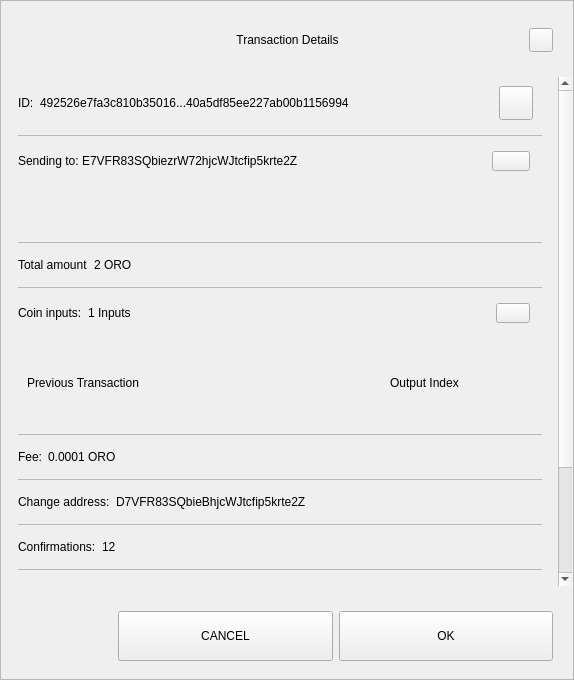
ORO-mlm/ORO-Core, file src/qt/oro/forms/sendconfirmdialog.ui: the form before one commit.
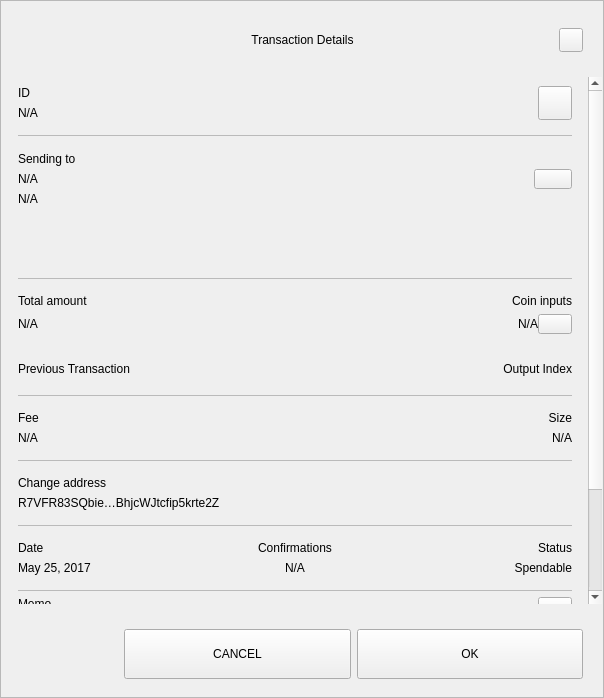
The form after the commit.

Patch:
```diff
--- a/src/qt/oro/forms/sendconfirmdialog.ui
+++ b/src/qt/oro/forms/sendconfirmdialog.ui
@@ -6,8 +6,8 @@
    <rect>
     <x>0</x>
     <y>0</y>
-    <width>574</width>
-    <height>680</height>
+    <width>604</width>
+    <height>698</height>
    </rect>
   </property>
   <property name="sizePolicy">
@@ -18,7 +18,7 @@
   </property>
   <property name="minimumSize">
    <size>
-    <width>574</width>
+    <width>580</width>
     <height>500</height>
    </size>
   </property>
@@ -181,7 +181,7 @@
         <property name="minimumSize">
          <size>
           <width>0</width>
-          <height>0</height>
+          <height>450</height>
          </size>
         </property>
         <layout class="QVBoxLayout" name="verticalLayout_4">
@@ -218,8 +218,8 @@
              <rect>
               <x>0</x>
               <y>0</y>
-              <width>556</width>
-              <height>672</height>
+              <width>586</width>
+              <height>700</height>
              </rect>
             </property>
             <property name="autoFillBackground">
@@ -263,10 +263,15 @@
                 </property>
                 <item>
                  <widget class="QWidget" name="contentID" native="true">
-                  <layout class="QHBoxLayout" name="horizontalLayout_12" stretch="0,1,0">
+                  <layout class="QHBoxLayout" name="horizontalLayout_12" stretch="0,0">
                    <property name="leftMargin">
                     <number>0</number>
                    </property>
+                   <property name="rightMargin">
+                    <number>0</number>
+                   </property>
+                   <item>
+                    <layout class="QVBoxLayout" name="contentID_int">
                    <item>
                     <widget class="QLabel" name="labelId">
                      <property name="maximumSize">
@@ -276,16 +281,18 @@
                       </size>
                      </property>
                      <property name="text">
-                      <string>ID:</string>
+                        <string>ID</string>
                      </property>
                     </widget>
                    </item>
                    <item>
                     <widget class="QLabel" name="textId">
                      <property name="text">
-                      <string>492526e7fa3c810b35016...40a5df85ee227ab00b1156994</string>
-                     </property>
-                    </widget>
+                        <string notr="true">N/A</string>
+                       </property>
+                      </widget>
+                     </item>
+                    </layout>
                    </item>
                    <item>
                     <widget class="QPushButton" name="pushCopy">
@@ -335,16 +342,36 @@
                  </widget>
                 </item>
                 <item>
-                 <widget class="QWidget" name="contentOutputs" native="true">
-                  <layout class="QHBoxLayout" name="horizontalLayout_11" stretch="0,3,0">
+                 <widget class="QWidget" name="contentOutputsLabel" native="true">
+                  <layout class="QHBoxLayout" name="horizontalLayout_11" stretch="0,0">
                    <property name="spacing">
+                    <number>6</number>
+                   </property>
+                   <property name="leftMargin">
                     <number>0</number>
                    </property>
+                   <property name="topMargin">
+                    <number>9</number>
+                   </property>
+                   <property name="rightMargin">
+                    <number>0</number>
+                   </property>
+                   <property name="bottomMargin">
+                    <number>9</number>
+                   </property>
+                   <item>
+                    <layout class="QVBoxLayout" name="contentOutputsLabel_int">
                    <property name="leftMargin">
                     <number>0</number>
                    </property>
+                     <property name="topMargin">
+                      <number>1</number>
+                     </property>
                    <property name="rightMargin">
-                    <number>12</number>
+                      <number>6</number>
+                     </property>
+                     <property name="bottomMargin">
+                      <number>1</number>
                    </property>
                    <item>
                     <widget class="QLabel" name="labelSend">
@@ -355,16 +382,43 @@
                       </size>
                      </property>
                      <property name="text">
-                      <string>Sending to: </string>
+                        <string>Sending to</string>
+                       </property>
+                      </widget>
+                     </item>
+                     <item>
+                      <widget class="QWidget" name="widget" native="true">
+                       <layout class="QVBoxLayout" name="verticalLayout_6">
+                        <property name="leftMargin">
+                         <number>0</number>
+                        </property>
+                        <property name="topMargin">
+                         <number>0</number>
+                        </property>
+                        <property name="rightMargin">
+                         <number>0</number>
+                        </property>
+                        <property name="bottomMargin">
+                         <number>0</number>
+                        </property>
+                        <item>
+                         <widget class="QLabel" name="textSendLabel">
+                          <property name="text">
+                           <string notr="true">N/A</string>
                      </property>
                     </widget>
                    </item>
                    <item>
                     <widget class="QLabel" name="textSend">
                      <property name="text">
-                      <string>E7VFR83SQbiezrW72hjcWJtcfip5krte2Z </string>
-                     </property>
-                    </widget>
+                           <string notr="true">N/A</string>
+                          </property>
+                         </widget>
+                        </item>
+                       </layout>
+                      </widget>
+                     </item>
+                    </layout>
                    </item>
                    <item>
                     <widget class="QPushButton" name="pushOutputs">
@@ -415,7 +469,7 @@
                     <rect>
                      <x>0</x>
                      <y>0</y>
-                     <width>522</width>
+                     <width>552</width>
                      <height>48</height>
                     </rect>
                    </property>
@@ -444,12 +498,31 @@
                  </widget>
                 </item>
                 <item>
-                 <widget class="QWidget" name="contentAmount" native="true">
-                  <layout class="QHBoxLayout" name="horizontalLayout_4" stretch="0,1">
+                 <widget class="QWidget" name="gridAmounts" native="true">
+                  <layout class="QGridLayout" name="contentAmountInputs">
                    <property name="leftMargin">
                     <number>0</number>
                    </property>
-                   <item>
+                   <property name="topMargin">
+                    <number>9</number>
+                   </property>
+                   <property name="rightMargin">
+                    <number>0</number>
+                   </property>
+                   <property name="bottomMargin">
+                    <number>9</number>
+                   </property>
+                   <property name="horizontalSpacing">
+                    <number>12</number>
+                   </property>
+                   <item row="1" column="0">
+                    <widget class="QLabel" name="textAmount">
+                     <property name="text">
+                      <string notr="true">N/A</string>
+                     </property>
+                    </widget>
+                   </item>
+                   <item row="0" column="0">
                     <widget class="QLabel" name="labelAmount">
                      <property name="maximumSize">
                       <size>
@@ -462,42 +535,7 @@
                      </property>
                     </widget>
                    </item>
-                   <item>
-                    <widget class="QLabel" name="textAmount">
-                     <property name="text">
-                      <string>2 ORO</string>
-                     </property>
-                    </widget>
-                   </item>
-                  </layout>
-                 </widget>
-                </item>
-                <item>
-                 <widget class="QLabel" name="labelDivider6">
-                  <property name="maximumSize">
-                   <size>
-                    <width>16777215</width>
-                    <height>1</height>
-                   </size>
-                  </property>
-                  <property name="styleSheet">
-                   <string notr="true">background-color:#bababa;</string>
-                  </property>
-                  <property name="text">
-                   <string/>
-                  </property>
-                 </widget>
-                </item>
-                <item>
-                 <widget class="QWidget" name="contentInputs" native="true">
-                  <layout class="QHBoxLayout" name="horizontalLayout" stretch="0,2,0">
-                   <property name="leftMargin">
-                    <number>0</number>
-                   </property>
-                   <property name="rightMargin">
-                    <number>12</number>
-                   </property>
-                   <item>
+                   <item row="0" column="3">
                     <widget class="QLabel" name="labelInputs">
                      <property name="sizePolicy">
                       <sizepolicy hsizetype="Minimum" vsizetype="Preferred">
@@ -512,14 +550,22 @@
                       </size>
                      </property>
                      <property name="text">
-                      <string>Coin inputs:</string>
+                      <string>Coin inputs</string>
+                     </property>
+                     <property name="alignment">
+                      <set>Qt::AlignRight|Qt::AlignTrailing|Qt::AlignVCenter</set>
                      </property>
                     </widget>
                    </item>
+                   <item row="1" column="3">
+                    <layout class="QHBoxLayout" name="horizontalLayout">
                    <item>
                     <widget class="QLabel" name="textInputs">
                      <property name="text">
-                      <string>1 Inputs</string>
+                        <string notr="true">N/A</string>
+                       </property>
+                       <property name="alignment">
+                        <set>Qt::AlignRight|Qt::AlignTrailing|Qt::AlignVCenter</set>
                      </property>
                     </widget>
                    </item>
@@ -534,6 +580,9 @@
                      <property name="focusPolicy">
                       <enum>Qt::NoFocus</enum>
                      </property>
+                       <property name="layoutDirection">
+                        <enum>Qt::LeftToRight</enum>
+                       </property>
                      <property name="styleSheet">
                       <string notr="true"/>
                      </property>
@@ -543,9 +592,11 @@
                     </widget>
                    </item>
                   </layout>
+                   </item>
+                  </layout>
                  </widget>
                 </item>
-                <item>
+                <item alignment="Qt::AlignTop">
                  <widget class="QFrame" name="gridInputs">
                   <property name="sizePolicy">
                    <sizepolicy hsizetype="Preferred" vsizetype="MinimumExpanding">
@@ -556,16 +607,44 @@
                   <property name="minimumSize">
                    <size>
                     <width>0</width>
-                    <height>90</height>
+                    <height>40</height>
                    </size>
                   </property>
-                  <layout class="QGridLayout" name="gridLayoutInput" columnstretch="5,2" rowminimumheight="0">
+                  <property name="lineWidth">
+                   <number>0</number>
+                  </property>
+                  <layout class="QGridLayout" name="gridLayoutInput" columnstretch="5,0">
                    <property name="sizeConstraint">
                     <enum>QLayout::SetMaximumSize</enum>
                    </property>
+                   <property name="leftMargin">
+                    <number>0</number>
+                   </property>
+                   <property name="rightMargin">
+                    <number>0</number>
+                   </property>
                    <property name="verticalSpacing">
                     <number>0</number>
                    </property>
+                   <item row="0" column="1">
+                    <widget class="QLabel" name="labelOutputIndex">
+                     <property name="layoutDirection">
+                      <enum>Qt::LeftToRight</enum>
+                     </property>
+                     <property name="text">
+                      <string>Output Index</string>
+                     </property>
+                     <property name="textFormat">
+                      <enum>Qt::AutoText</enum>
+                     </property>
+                     <property name="alignment">
+                      <set>Qt::AlignRight|Qt::AlignTrailing|Qt::AlignVCenter</set>
+                     </property>
+                     <property name="margin">
+                      <number>0</number>
+                     </property>
+                    </widget>
+                   </item>
                    <item row="0" column="0" alignment="Qt::AlignLeft">
                     <widget class="QLabel" name="labelTitlePrevTx">
                      <property name="text">
@@ -573,16 +652,6 @@
                      </property>
                     </widget>
                    </item>
-                   <item row="0" column="1" alignment="Qt::AlignLeft">
-                    <widget class="QLabel" name="labelOutputIndex">
-                     <property name="text">
-                      <string>Output Index</string>
-                     </property>
-                     <property name="alignment">
-                      <set>Qt::AlignCenter</set>
-                     </property>
-                    </widget>
-                   </item>
                   </layout>
                  </widget>
                 </item>
@@ -603,9 +672,19 @@
                  </widget>
                 </item>
                 <item>
-                 <widget class="QWidget" name="contentFee" native="true">
-                  <layout class="QHBoxLayout" name="horizontalLayout_7" stretch="0,1">
-                   <property name="leftMargin">
+                 <layout class="QHBoxLayout" name="contentFeeSize">
+                  <property name="topMargin">
+                   <number>9</number>
+                  </property>
+                  <property name="bottomMargin">
+                   <number>9</number>
+                  </property>
+                  <item>
+                   <layout class="QVBoxLayout" name="contentFee">
+                    <property name="topMargin">
+                     <number>0</number>
+                    </property>
+                    <property name="bottomMargin">
                     <number>0</number>
                    </property>
                    <item>
@@ -617,22 +696,64 @@
                       </size>
                      </property>
                      <property name="text">
-                      <string>Fee:</string>
+                       <string>Fee</string>
                      </property>
                     </widget>
                    </item>
                    <item>
                     <widget class="QLabel" name="textFee">
                      <property name="text">
-                      <string>0.0001 ORO</string>
+                       <string notr="true">N/A</string>
                      </property>
                     </widget>
                    </item>
                   </layout>
+                  </item>
+                  <item>
+                   <widget class="QWidget" name="contentSize" native="true">
+                    <layout class="QVBoxLayout" name="contentSize_layout">
+                     <property name="topMargin">
+                      <number>0</number>
+                     </property>
+                     <property name="rightMargin">
+                      <number>0</number>
+                     </property>
+                     <property name="bottomMargin">
+                      <number>0</number>
+                     </property>
+                     <item>
+                      <widget class="QLabel" name="labelSize">
+                       <property name="maximumSize">
+                        <size>
+                         <width>16777215</width>
+                         <height>16777215</height>
+                        </size>
+                       </property>
+                       <property name="text">
+                        <string>Size</string>
+                       </property>
+                       <property name="alignment">
+                        <set>Qt::AlignRight|Qt::AlignTrailing|Qt::AlignVCenter</set>
+                       </property>
                  </widget>
                 </item>
                 <item>
-                 <widget class="QLabel" name="labelDivider2">
+                      <widget class="QLabel" name="textSize">
+                       <property name="text">
+                        <string notr="true">N/A</string>
+                       </property>
+                       <property name="alignment">
+                        <set>Qt::AlignRight|Qt::AlignTrailing|Qt::AlignVCenter</set>
+                       </property>
+                      </widget>
+                     </item>
+                    </layout>
+                   </widget>
+                  </item>
+                 </layout>
+                </item>
+                <item>
+                 <widget class="QLabel" name="labelDividerFeeSize">
                   <property name="maximumSize">
                    <size>
                     <width>16777215</width>
@@ -649,10 +770,19 @@
                 </item>
                 <item>
                  <widget class="QWidget" name="contentChangeAddress" native="true">
-                  <layout class="QHBoxLayout" name="horizontalLayout_6" stretch="0,1">
+                  <layout class="QVBoxLayout" name="contentChangeAddress_layout">
                    <property name="leftMargin">
                     <number>0</number>
                    </property>
+                   <property name="topMargin">
+                    <number>9</number>
+                   </property>
+                   <property name="rightMargin">
+                    <number>0</number>
+                   </property>
+                   <property name="bottomMargin">
+                    <number>9</number>
+                   </property>
                    <item>
                     <widget class="QLabel" name="labelChange">
                      <property name="maximumSize">
@@ -662,14 +792,14 @@
                       </size>
                      </property>
                      <property name="text">
-                      <string>Change address:</string>
+                      <string>Change address</string>
                      </property>
                     </widget>
                    </item>
                    <item>
                     <widget class="QLabel" name="textChange">
                      <property name="text">
-                      <string>D7VFR83SQbieBhjcWJtcfip5krte2Z </string>
+                      <string>R7VFR83SQbie…BhjcWJtcfip5krte2Z </string>
                      </property>
                     </widget>
                    </item>
@@ -693,12 +823,25 @@
                  </widget>
                 </item>
                 <item>
-                 <widget class="QWidget" name="contentConfirmations" native="true">
-                  <layout class="QHBoxLayout" name="horizontalLayout_8" stretch="0,1">
+                 <widget class="QWidget" name="gridConfDateStatus" native="true">
+                  <layout class="QGridLayout" name="contentConfDateStatus">
                    <property name="leftMargin">
                     <number>0</number>
                    </property>
-                   <item>
+                   <property name="rightMargin">
+                    <number>0</number>
+                   </property>
+                   <item row="1" column="3">
+                    <widget class="QLabel" name="textStatus">
+                     <property name="text">
+                      <string>Spendable</string>
+                     </property>
+                     <property name="alignment">
+                      <set>Qt::AlignRight|Qt::AlignTrailing|Qt::AlignVCenter</set>
+                     </property>
+                    </widget>
+                   </item>
+                   <item row="0" column="1">
                     <widget class="QLabel" name="labelConfirmations">
                      <property name="maximumSize">
                       <size>
@@ -707,88 +850,40 @@
                       </size>
                      </property>
                      <property name="text">
-                      <string>Confirmations:</string>
+                      <string>Confirmations</string>
                      </property>
+                     <property name="alignment">
+                      <set>Qt::AlignCenter</set>
+                     </property>
                     </widget>
                    </item>
-                   <item>
+                   <item row="0" column="3">
+                    <widget class="QLabel" name="labelStatus">
+                     <property name="maximumSize">
+                      <size>
+                       <width>16777215</width>
+                       <height>16777215</height>
+                      </size>
+                     </property>
+                     <property name="text">
+                      <string>Status</string>
+                     </property>
+                     <property name="alignment">
+                      <set>Qt::AlignRight|Qt::AlignTrailing|Qt::AlignVCenter</set>
+                     </property>
+                    </widget>
+                   </item>
+                   <item row="1" column="1">
                     <widget class="QLabel" name="textConfirmations">
                      <property name="text">
-                      <string>12</string>
+                      <string notr="true">N/A</string>
                      </property>
-                    </widget>
-                   </item>
-                  </layout>
-                 </widget>
-                </item>
-                <item>
-                 <widget class="QLabel" name="labelDivider7">
-                  <property name="maximumSize">
-                   <size>
-                    <width>16777215</width>
-                    <height>1</height>
-                   </size>
-                  </property>
-                  <property name="styleSheet">
-                   <string notr="true">background-color:#bababa;</string>
-                  </property>
-                  <property name="text">
-                   <string/>
-                  </property>
-                 </widget>
-                </item>
-                <item>
-                 <widget class="QWidget" name="contentSize" native="true">
-                  <layout class="QHBoxLayout" name="horizontalLayout_9" stretch="0,1">
-                   <property name="leftMargin">
-                    <number>0</number>
-                   </property>
-                   <item>
-                    <widget class="QLabel" name="labelSize">
-                     <property name="maximumSize">
-                      <size>
-                       <width>16777215</width>
-                       <height>16777215</height>
-                      </size>
-                     </property>
-                     <property name="text">
-                      <string>Size:</string>
-                     </property>
-                    </widget>
-                   </item>
-                   <item>
-                    <widget class="QLabel" name="textSize">
-                     <property name="text">
-                      <string>2 kB</string>
-                     </property>
-                    </widget>
-                   </item>
-                  </layout>
-                 </widget>
-                </item>
-                <item>
-                 <widget class="QLabel" name="labelDivider3">
-                  <property name="maximumSize">
-                   <size>
-                    <width>16777215</width>
-                    <height>1</height>
-                   </size>
-                  </property>
-                  <property name="styleSheet">
-                   <string notr="true">background-color:#bababa;</string>
-                  </property>
-                  <property name="text">
-                   <string/>
-                  </property>
-                 </widget>
-                </item>
-                <item>
-                 <widget class="QWidget" name="contentDate" native="true">
-                  <layout class="QHBoxLayout" name="horizontalLayout_5" stretch="0,1">
-                   <property name="leftMargin">
-                    <number>0</number>
-                   </property>
-                   <item>
+                     <property name="alignment">
+                      <set>Qt::AlignCenter</set>
+                     </property>
+                    </widget>
+                   </item>
+                   <item row="0" column="0">
                     <widget class="QLabel" name="labelDate">
                      <property name="maximumSize">
                       <size>
@@ -797,15 +892,21 @@
                       </size>
                      </property>
                      <property name="text">
-                      <string>Date:</string>
+                      <string>Date</string>
+                     </property>
+                     <property name="alignment">
+                      <set>Qt::AlignLeading|Qt::AlignLeft|Qt::AlignVCenter</set>
                      </property>
                     </widget>
                    </item>
-                   <item>
+                   <item row="1" column="0">
                     <widget class="QLabel" name="textDate">
                      <property name="text">
                       <string>May 25, 2017</string>
                      </property>
+                     <property name="alignment">
+                      <set>Qt::AlignLeading|Qt::AlignLeft|Qt::AlignVCenter</set>
+                     </property>
                     </widget>
                    </item>
                   </layout>
@@ -828,13 +929,30 @@
                  </widget>
                 </item>
                 <item>
-                 <widget class="QWidget" name="contentStatus" native="true">
-                  <layout class="QHBoxLayout" name="horizontalLayout_10" stretch="0,1">
+                 <widget class="QWidget" name="contentMemo" native="true">
+                  <layout class="QVBoxLayout" name="contentMemo_layout">
+                   <property name="spacing">
+                    <number>0</number>
+                   </property>
                    <property name="leftMargin">
                     <number>0</number>
                    </property>
+                   <property name="topMargin">
+                    <number>0</number>
+                   </property>
+                   <property name="rightMargin">
+                    <number>0</number>
+                   </property>
+                   <property name="bottomMargin">
+                    <number>0</number>
+                   </property>
                    <item>
-                    <widget class="QLabel" name="labelStatus">
+                    <layout class="QHBoxLayout" name="horizontalLayout_2">
+                     <property name="spacing">
+                      <number>0</number>
+                     </property>
+                     <item>
+                      <widget class="QLabel" name="labelMemo">
                      <property name="maximumSize">
                       <size>
                        <width>16777215</width>
@@ -842,18 +960,85 @@
                       </size>
                      </property>
                      <property name="text">
-                      <string>Status:</string>
-                     </property>
+                        <string>Memo</string>
+                       </property>
+                       <property name="alignment">
+                        <set>Qt::AlignLeading|Qt::AlignLeft|Qt::AlignTop</set>
+                       </property>
                     </widget>
                    </item>
                    <item>
-                    <widget class="QLabel" name="textStatus">
+                      <widget class="QPushButton" name="pushCopyMemo">
+                       <property name="minimumSize">
+                        <size>
+                         <width>34</width>
+                         <height>34</height>
+                        </size>
+                       </property>
+                       <property name="maximumSize">
+                        <size>
+                         <width>34</width>
+                         <height>34</height>
+                        </size>
+                       </property>
+                       <property name="focusPolicy">
+                        <enum>Qt::NoFocus</enum>
+                       </property>
                      <property name="text">
-                      <string>Spendable</string>
-                     </property>
+                        <string/>
+                       </property>
+                       <property name="iconSize">
+                        <size>
+                         <width>18</width>
+                         <height>18</height>
+                        </size>
+                       </property>
                     </widget>
                    </item>
                   </layout>
+                   </item>
+                   <item>
+                    <widget class="QPlainTextEdit" name="textMemo">
+                     <property name="sizePolicy">
+                      <sizepolicy hsizetype="Expanding" vsizetype="MinimumExpanding">
+                       <horstretch>0</horstretch>
+                       <verstretch>0</verstretch>
+                      </sizepolicy>
+                     </property>
+                     <property name="verticalScrollBarPolicy">
+                      <enum>Qt::ScrollBarAsNeeded</enum>
+                     </property>
+                     <property name="horizontalScrollBarPolicy">
+                      <enum>Qt::ScrollBarAlwaysOff</enum>
+                     </property>
+                     <property name="sizeAdjustPolicy">
+                      <enum>QAbstractScrollArea::AdjustToContents</enum>
+                     </property>
+                     <property name="undoRedoEnabled">
+                      <bool>false</bool>
+                     </property>
+                     <property name="readOnly">
+                      <bool>true</bool>
+                     </property>
+                    </widget>
+                   </item>
+                  </layout>
+                 </widget>
+                </item>
+                <item>
+                 <widget class="QLabel" name="labelDividerMemo">
+                  <property name="maximumSize">
+                   <size>
+                    <width>16777215</width>
+                    <height>1</height>
+                   </size>
+                  </property>
+                  <property name="styleSheet">
+                   <string notr="true">background-color:#bababa;</string>
+                  </property>
+                  <property name="text">
+                   <string/>
+                  </property>
                  </widget>
                 </item>
                 <item>
```
Left out of the diff: 10 changed lines with no effect on the pictures. Lines whose indentation alone changed are shown as unchanged.
